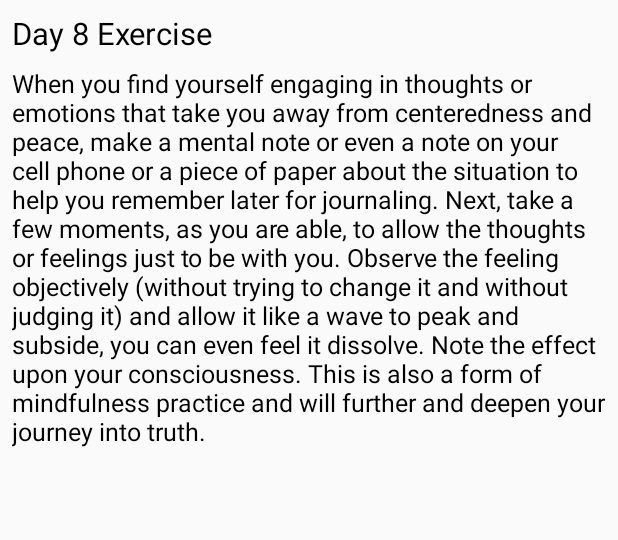
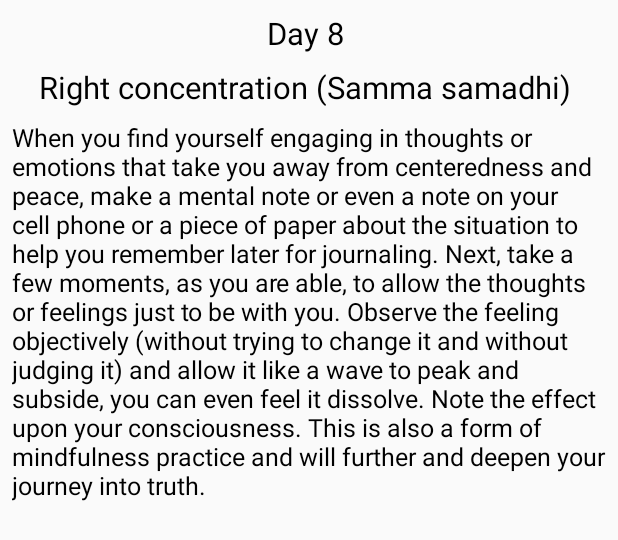
Before and after one commit to Brinfotech1407/BuddhaEightDayChallange, an Android app: the layout activity_day_eight_exercise.xml on its own in the app's theme, with its tools: preview values and no code run, on a phone screen of 412 x 824 dp. Shown: the top 540 px of the screen. Run offline under Robolectric (Android 15) with nearby library versions, the light colour scheme and no system bars; Roboto replaces fonts that are not available here.

Commit message:
day 8 add sub title and left & right side margin

```diff
--- a/app/src/main/res/layout/activity_day_eight_exercise.xml
+++ b/app/src/main/res/layout/activity_day_eight_exercise.xml
@@ -16,8 +16,23 @@
             <com.brinfotech.feedbacksystem.customClasses.FontTextViewBold
                 android:layout_width="match_parent"
                 android:layout_height="wrap_content"
+                android:layout_marginLeft="@dimen/common_margin"
                 android:layout_marginTop="@dimen/common_margin"
-                android:text="Day 8 Exercise
+                android:layout_marginRight="@dimen/common_margin"
+                android:gravity="center"
+                android:text="Day 8
+"
+                android:textColor="@color/colorBlack"
+                android:textSize="@dimen/titleTextSize" />
+
+            <com.brinfotech.feedbacksystem.customClasses.FontTextViewBold
+                android:layout_width="match_parent"
+                android:layout_height="wrap_content"
+                android:layout_marginLeft="@dimen/common_margin"
+                android:layout_marginTop="@dimen/common_margin"
+                android:layout_marginRight="@dimen/common_margin"
+                android:gravity="center"
+                android:text="Right concentration (Samma samadhi)
 "
                 android:textColor="@color/colorBlack"
                 android:textSize="@dimen/titleTextSize" />
--- a/app/src/main/res/layout/activity_day_eight_story.xml
+++ b/app/src/main/res/layout/activity_day_eight_story.xml
@@ -17,7 +17,9 @@
                 android:layout_width="match_parent"
                 android:layout_height="wrap_content"
                 android:text="Day 8"
+                android:layout_marginLeft="@dimen/common_margin"
                 android:layout_marginTop="@dimen/common_margin"
+                android:layout_marginRight="@dimen/common_margin"
                 android:gravity="center"
                 android:textColor="@color/colorBlack"
                 android:textSize="@dimen/titleTextSize" />
```
Also changed, not shown: app/src/main/res/layout/activity_day_eight_meditation.xml (+16 -1 lines), app/src/main/res/layout/activity_day_eight_teaching.xml (+16 -1 lines).
